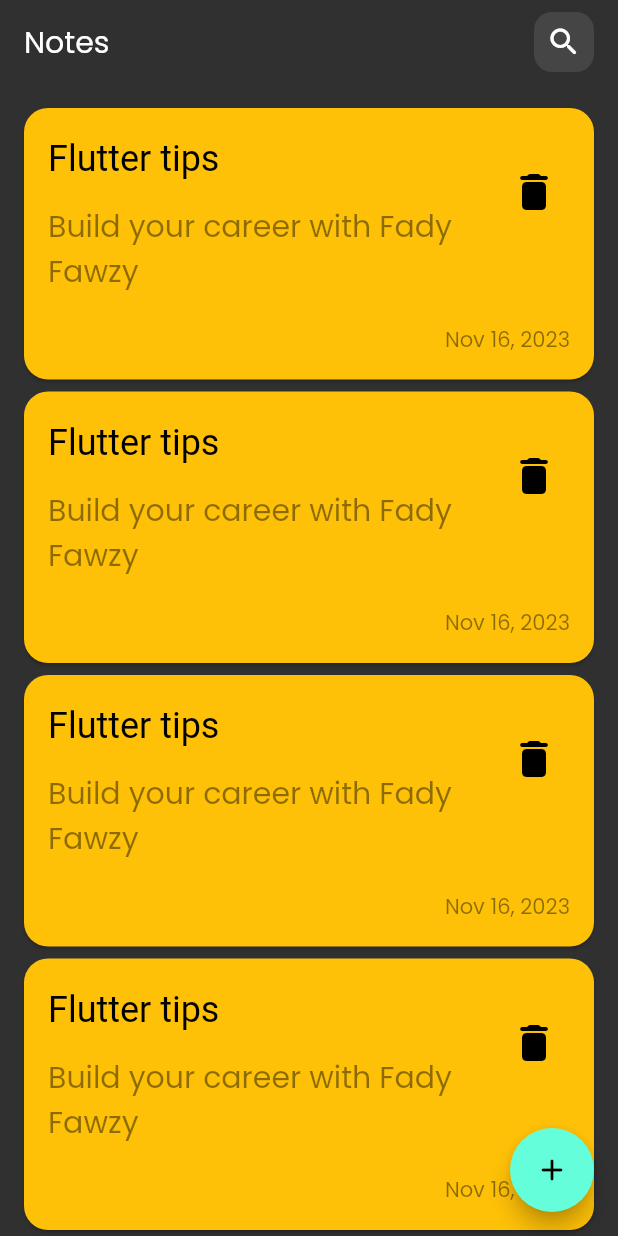
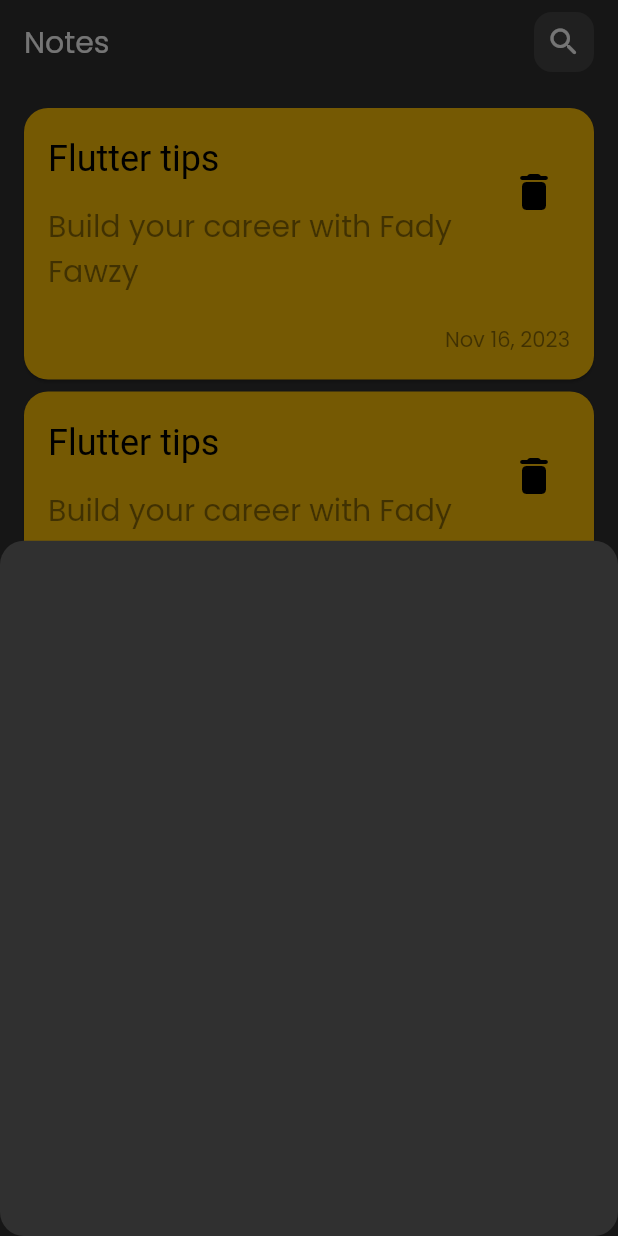
Before and after one commit to FadyFawzyOfficial/notes, a Flutter app: the screen it shows after launch, after a tap on the "add" icon, on a phone screen of 412 x 824 dp. Run offline on Flutter 3.47's test engine with Material 2 defaults, Android fonts, the phone set to English and light mode, and no system bars.

Commit message:
8. Show Modal Bottom Sheet on FAB Pressed

```diff
--- a/lib/views/notes_view.dart
+++ b/lib/views/notes_view.dart
@@ -1,5 +1,6 @@
 import 'package:flutter/material.dart';
 
+import 'widgets/notes_fab.dart';
 import 'widgets/notes_list_view.dart';
 import 'widgets/search_button.dart';
 
@@ -16,10 +17,7 @@ class NotesView extends StatelessWidget {
         actions: const [SearchButton()],
       ),
       body: const NotesListView(),
-      floatingActionButton: FloatingActionButton(
-        onPressed: () {},
-        child: const Icon(Icons.add_rounded),
-      ),
+      floatingActionButton: const NotesFab(),
     );
   }
 }
--- /dev/null
+++ b/lib/views/widgets/notes_bottom_sheet.dart
@@ -0,0 +1,10 @@
+import 'package:flutter/material.dart';
+
+class NotesBottomSheet extends StatelessWidget {
+  const NotesBottomSheet({super.key});
+
+  @override
+  Widget build(BuildContext context) {
+    return const Column();
+  }
+}
--- /dev/null
+++ b/lib/views/widgets/notes_fab.dart
@@ -0,0 +1,25 @@
+import 'package:flutter/material.dart';
+
+import 'notes_bottom_sheet.dart';
+
+class NotesFab extends StatelessWidget {
+  const NotesFab({super.key});
+
+  @override
+  Widget build(BuildContext context) {
+    return FloatingActionButton(
+      onPressed: () {
+        showModalBottomSheet(
+          context: context,
+          shape: const RoundedRectangleBorder(
+            borderRadius: BorderRadius.all(
+              Radius.circular(16),
+            ),
+          ),
+          builder: (context) => const NotesBottomSheet(),
+        );
+      },
+      child: const Icon(Icons.add_rounded),
+    );
+  }
+}
```
